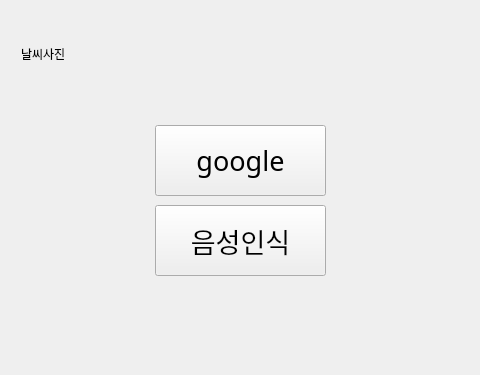
Above: src/UI/ui.ui from onedayonecoding/IOT_Project_SmartMirror before the change; both pictures show x 255 to 735 and y 225 to 600 of the 1024 by 600 pixel window. Below: the same form after it.
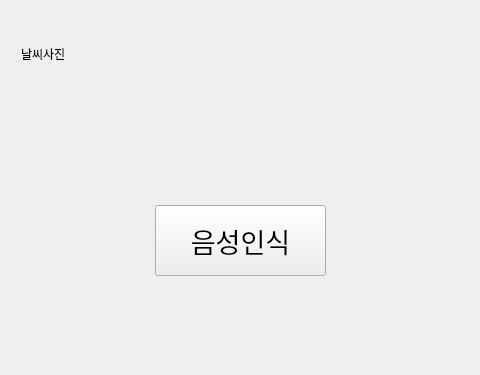
That is the form after the change. Icons and pictures are not drawn.

What changed in the file:
```diff
--- a/src/UI/ui.ui
+++ b/src/UI/ui.ui
@@ -455,28 +455,6 @@
     </item>
    </layout>
   </widget>
-  <widget class="QPushButton" name="VoiceButton_2">
-   <property name="geometry">
-    <rect>
-     <x>410</x>
-     <y>350</y>
-     <width>171</width>
-     <height>71</height>
-    </rect>
-   </property>
-   <property name="font">
-    <font>
-     <family>HY헤드라인M</family>
-     <pointsize>20</pointsize>
-    </font>
-   </property>
-   <property name="styleSheet">
-    <string notr="true"/>
-   </property>
-   <property name="text">
-    <string>google</string>
-   </property>
-  </widget>
  </widget>
  <resources/>
  <connections/>
```
